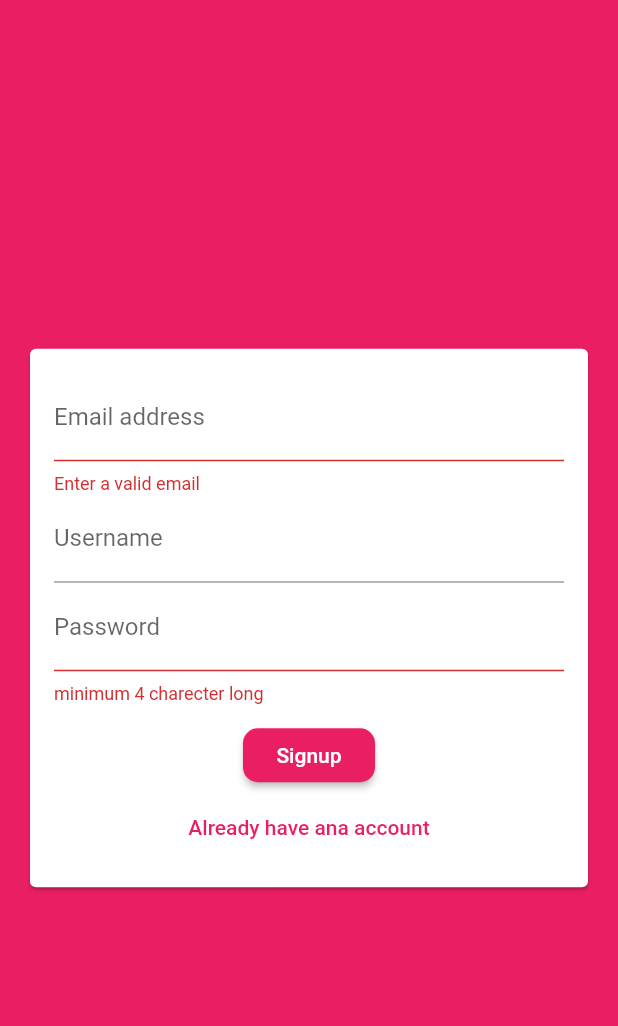
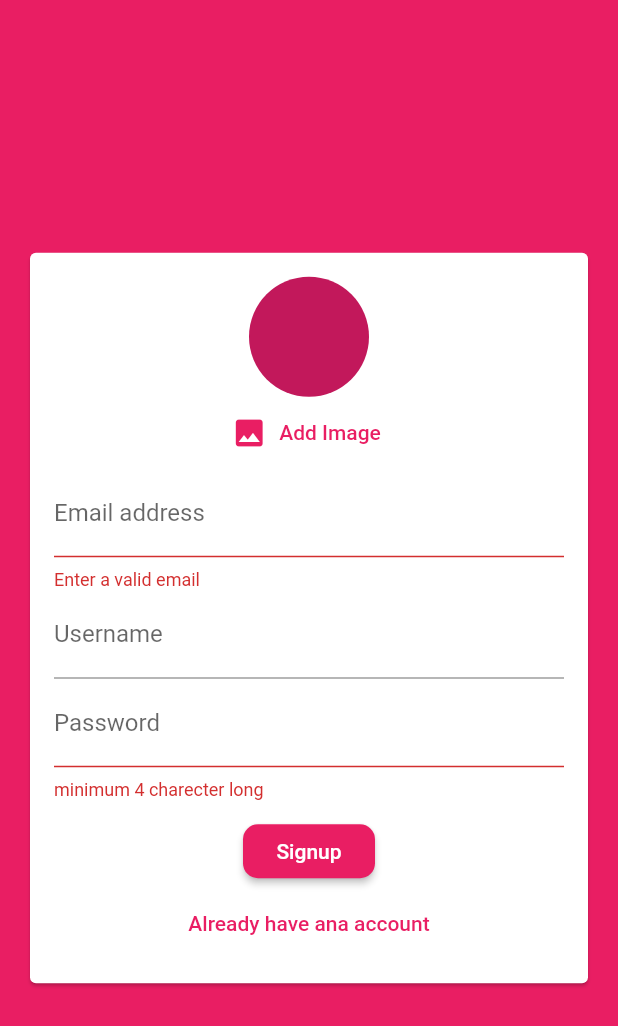
Before and after one commit to yeasin50/ChatApp, a Flutter app: the screen it shows after launch, after a tap on "Login", after a tap on "Create New Accout", on a phone screen of 412 x 824 dp. Shown: the top 1026 px of the screen. Run offline on Flutter 3.47's test engine with Material 2 defaults, Android fonts, the phone set to English and light mode, and no system bars; our stand-ins replace cloud_firestore, firebase_auth, firebase_core, image_picker; accounts and stored records are empty.

Commit message:
imager picker

```diff
--- a/lib/widgets/auth/auth_form.dart
+++ b/lib/widgets/auth/auth_form.dart
@@ -1,3 +1,4 @@
+import 'package:chatApp/widgets/picker/imagePicker.dart';
 import 'package:flutter/material.dart';
 
 class AuthForm extends StatefulWidget {
@@ -55,6 +56,7 @@ class _AuthFormState extends State<AuthForm> {
               child: Column(
                 mainAxisSize: MainAxisSize.min,
                 children: <Widget>[
+                  if (!_isLogin) UserImagePicker(),
                   TextFormField(
                     key: ValueKey('email'),
                     validator: (value) {
--- /dev/null
+++ b/lib/widgets/picker/imagePicker.dart
@@ -0,0 +1,42 @@
+import 'package:flutter/material.dart';
+import 'package:image_picker/image_picker.dart';
+import 'dart:io';
+
+class UserImagePicker extends StatefulWidget {
+  UserImagePicker({Key key}) : super(key: key);
+
+  @override
+  _UserImagePickerState createState() => _UserImagePickerState();
+}
+
+class _UserImagePickerState extends State<UserImagePicker> {
+  File _pickedImage;
+
+  void _pickImage() async {
+    final picker = ImagePicker();
+    final pickedImage = await picker.getImage(source: ImageSource.gallery);
+
+    setState(() {
+      _pickedImage = File(pickedImage.path);
+    });
+  }
+
+  @override
+  Widget build(BuildContext context) {
+    return Column(
+      children: <Widget>[
+        CircleAvatar(
+          radius: 40,
+          backgroundImage:
+              _pickedImage == null ? null : FileImage(_pickedImage),
+        ),
+        FlatButton.icon(
+          textColor: Theme.of(context).primaryColor,
+          onPressed: _pickImage,
+          icon: Icon(Icons.image),
+          label: Text("Add Image"),
+        ),
+      ],
+    );
+  }
+}
--- a/pubspec.yaml
+++ b/pubspec.yaml
@@ -27,6 +27,7 @@ dependencies:
   cupertino_icons: ^1.0.0
   firebase_auth: ^0.18.1+2
   firebase_core: ^0.5.0+1
+  image_picker: ^0.6.7+12
 
 dev_dependencies:
   flutter_test:
```
Also changed, not shown: lib/screens/chat_screen.dart (+0 -9 lines), lib/widgets/chats/message_bubble.dart (+26 -7 lines), lib/widgets/chats/messages.dart (+17 -19 lines), lib/widgets/chats/new_message.dart (+6 -1 lines), pubspec.lock, 2 other files.
